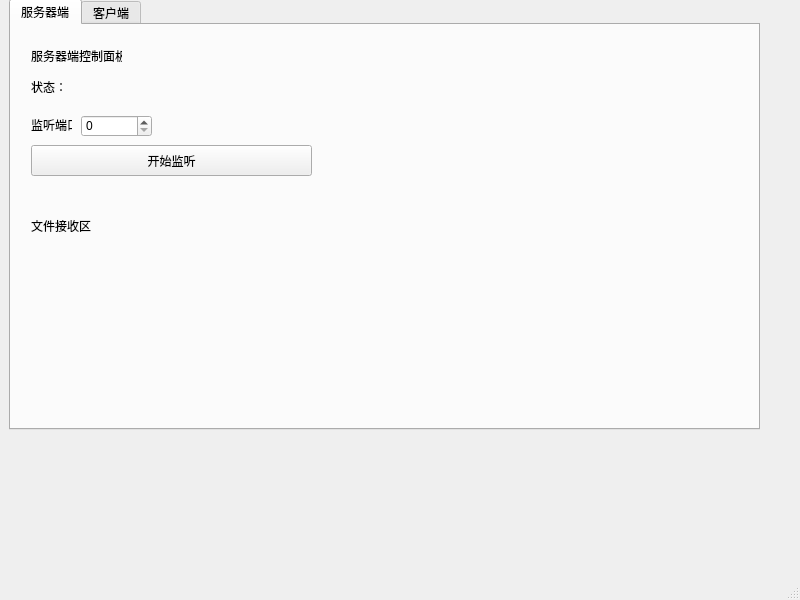
Above: src/FileTransfer.ui from paipaipai666/FileTransfer before the change. Below: the same form after it.
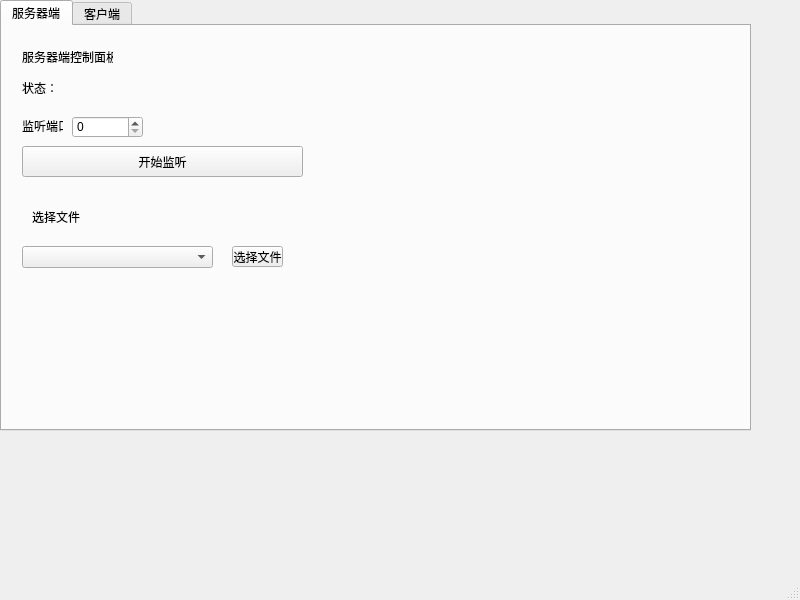
That is the form after the change. The open tabs and pages were chosen to show the change.

Commit message: 添加文件传输功能及界面调整

```diff
--- a/src/FileTransfer.ui
+++ b/src/FileTransfer.ui
@@ -17,14 +17,14 @@
    <widget class="QTabWidget" name="tabWidget">
     <property name="geometry">
      <rect>
-      <x>9</x>
-      <y>-1</y>
+      <x>0</x>
+      <y>0</y>
       <width>751</width>
       <height>431</height>
      </rect>
     </property>
     <property name="currentIndex">
-     <number>1</number>
+     <number>0</number>
     </property>
     <widget class="QWidget" name="ServerPage">
      <attribute name="title">
@@ -92,21 +92,44 @@
        <string>开始监听</string>
       </property>
      </widget>
-     <widget class="QLabel" name="label_4">
+     <widget class="QToolButton" name="toolButton">
+      <property name="geometry">
+       <rect>
+        <x>230</x>
+        <y>220</y>
+        <width>51</width>
+        <height>21</height>
+       </rect>
+      </property>
+      <property name="text">
+       <string>选择文件</string>
+      </property>
+     </widget>
+     <widget class="QComboBox" name="comboBox">
       <property name="geometry">
        <rect>
         <x>20</x>
-        <y>190</y>
+        <y>220</y>
+        <width>191</width>
+        <height>22</height>
+       </rect>
+      </property>
+     </widget>
+     <widget class="QLabel" name="label_9">
+      <property name="geometry">
+       <rect>
+        <x>30</x>
+        <y>180</y>
         <width>61</width>
         <height>21</height>
        </rect>
       </property>
       <property name="text">
-       <string>文件接收区</string>
+       <string>选择文件</string>
       </property>
      </widget>
     </widget>
-    <widget class="QWidget" name="tab_2">
+    <widget class="QWidget" name="ClientPage">
      <attribute name="title">
       <string>客户端</string>
      </attribute>
@@ -195,40 +218,17 @@
        <string>连接服务器</string>
       </property>
      </widget>
-     <widget class="QLabel" name="label_9">
+     <widget class="QLabel" name="label_4">
       <property name="geometry">
        <rect>
         <x>20</x>
-        <y>170</y>
+        <y>190</y>
         <width>61</width>
         <height>21</height>
        </rect>
       </property>
       <property name="text">
-       <string>选择文件</string>
-      </property>
-     </widget>
-     <widget class="QComboBox" name="comboBox">
-      <property name="geometry">
-       <rect>
-        <x>20</x>
-        <y>200</y>
-        <width>191</width>
-        <height>22</height>
-       </rect>
-      </property>
-     </widget>
-     <widget class="QToolButton" name="toolButton">
-      <property name="geometry">
-       <rect>
-        <x>230</x>
-        <y>200</y>
-        <width>51</width>
-        <height>21</height>
-       </rect>
-      </property>
-      <property name="text">
-       <string>...</string>
+       <string>文件接收区</string>
       </property>
      </widget>
     </widget>
```
The commit also changes 5 other files.
